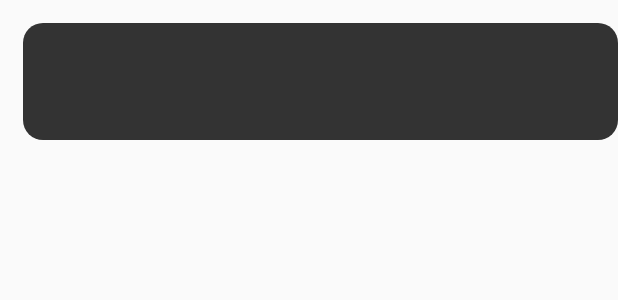
After one commit to stefanluiken/ideaNotes, an Android app: the layout item_container_note.xml on its own in the app's theme, with its tools: preview values and no code run, on a phone screen of 412 x 824 dp. The commit adds this screen. Shown: the top 300 px of the screen. Run offline under Robolectric (Android 15) with nearby library versions, the phone set to English and light mode, and no system bars.

Commit message:
Notes added to home.

```diff
--- /dev/null
+++ b/app/src/main/res/drawable/background_note.xml
@@ -0,0 +1,8 @@
+<?xml version="1.0" encoding="utf-8"?>
+<shape xmlns:android="http://schemas.android.com/apk/res/android"
+    android:shape="rectangle">
+
+    <solid android:color="@color/colorDefaultNoteColor" />
+    <corners android:radius="@dimen/_10sdp"/>
+
+</shape>
--- /dev/null
+++ b/app/src/main/res/layout/item_container_note.xml
@@ -0,0 +1,48 @@
+<?xml version="1.0" encoding="utf-8"?>
+<LinearLayout xmlns:android="http://schemas.android.com/apk/res/android"
+    android:id="@+id/layoutNote"
+    android:orientation="vertical"
+    android:layout_width="match_parent"
+    android:layout_marginStart="@dimen/_12sdp"
+    android:layout_marginTop="@dimen/_12sdp"
+    android:background="@drawable/background_note"
+    android:layout_height="wrap_content">
+
+    <TextView
+        android:id="@+id/textTitle"
+        android:layout_width="match_parent"
+        android:layout_height="wrap_content"
+        android:layout_marginStart="@dimen/_8sdp"
+        android:layout_marginEnd="@dimen/_8sdp"
+        android:layout_marginTop="@dimen/_8sdp"
+        android:fontFamily="@font/ubuntu_bold"
+        android:includeFontPadding="false"
+        android:textColor="@color/white"
+        android:textSize="@dimen/_13ssp"/>
+
+    <TextView
+        android:id="@+id/textSubtitle"
+        android:layout_width="match_parent"
+        android:layout_height="wrap_content"
+        android:layout_marginStart="@dimen/_8sdp"
+        android:layout_marginEnd="@dimen/_8sdp"
+        android:layout_marginTop="@dimen/_4sdp"
+        android:layout_marginBottom="@dimen/_4sdp"
+        android:fontFamily="@font/ubuntu_regular"
+        android:includeFontPadding="false"
+        android:textColor="@color/colorNoteSubtitleText"
+        android:textSize="@dimen/_12ssp" />
+
+    <TextView
+        android:id="@+id/textDateTime"
+        android:layout_width="match_parent"
+        android:layout_height="wrap_content"
+        android:layout_marginStart="@dimen/_8sdp"
+        android:layout_marginEnd="@dimen/_8sdp"
+        android:layout_marginBottom="@dimen/_8sdp"
+        android:fontFamily="@font/ubuntu_regular"
+        android:includeFontPadding="false"
+        android:textColor="@color/colorNoteSubtitleText"
+        android:textSize="@dimen/_7ssp" />
+
+</LinearLayout>
```
Also changed, not shown: app/src/main/java/com/example/ideanotes/activities/MainActivity.java (+35 -1 lines), app/src/main/java/com/example/ideanotes/adapters/NotesAdapter.java (added, +73 -0 lines).
